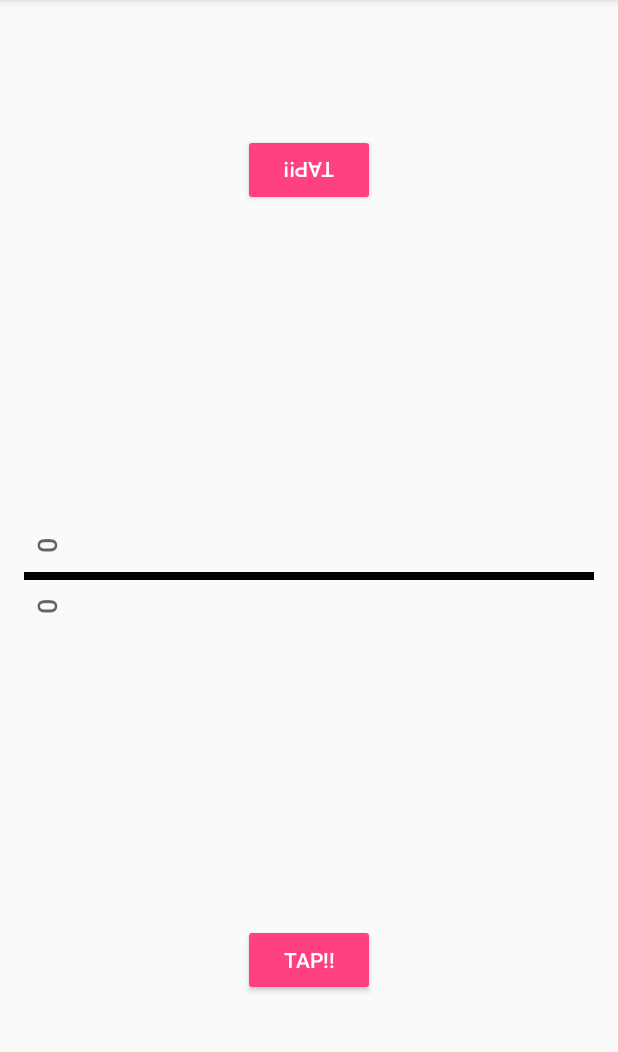
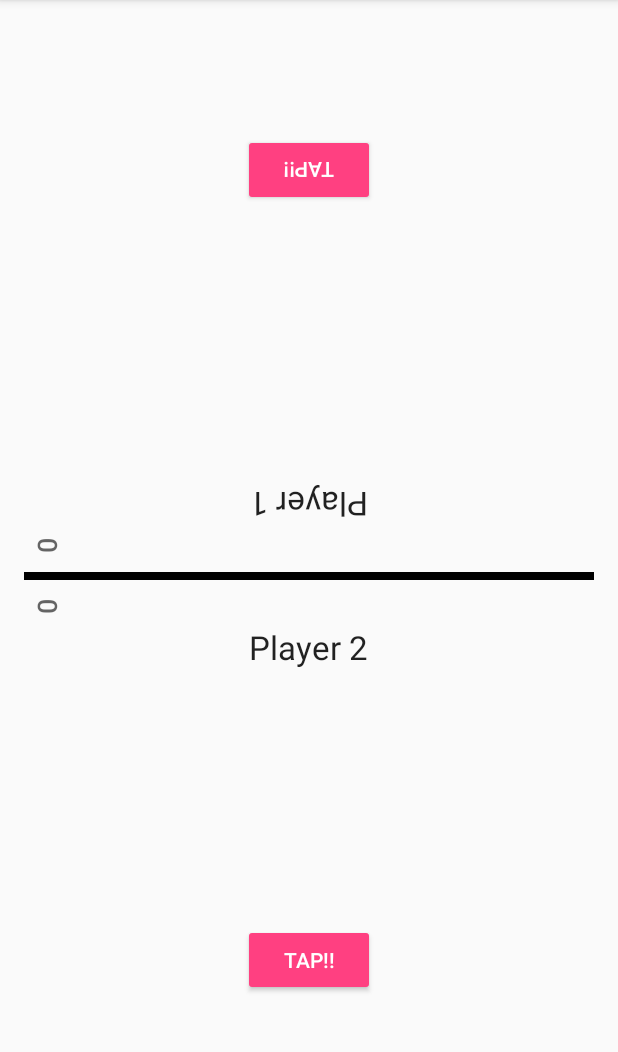
Before and after one commit to git-mad/Tap-Game, an Android app: the screen it shows after launch (MainActivity), on a phone screen of 412 x 824 dp, the part 84-1136 px from its top. Run offline under Robolectric (Android 15) with nearby library versions, the phone set to English and light mode, and no system bars.

Commit message:
Updated Gradle settings and added labels for player 1 and 2

```diff
--- a/app/build.gradle
+++ b/app/build.gradle
@@ -2,10 +2,9 @@ apply plugin: 'com.android.application'
 
 android {
     compileSdkVersion 25
-    buildToolsVersion "25.0.2"
     defaultConfig {
         applicationId "comic.shannortrotty.tapgame"
-        minSdkVersion 19
+        minSdkVersion 23
         targetSdkVersion 25
         versionCode 1
         versionName "1.0"
--- a/app/src/main/java/comic/shannortrotty/tapgame/MainActivity.java
+++ b/app/src/main/java/comic/shannortrotty/tapgame/MainActivity.java
@@ -4,7 +4,6 @@ import android.support.v7.app.AppCompatActivity;
 import android.os.Bundle;
 import android.view.View;
 import android.widget.Button;
-import android.widget.EditText;
 import android.widget.TextView;
 import android.widget.Toast;
 
@@ -21,8 +20,8 @@ public class MainActivity extends AppCompatActivity {
         super.onCreate(savedInstanceState);
         setContentView(R.layout.activity_main);
 
-        playerOneScore = ((TextView) findViewById(R.id.textView_main_activity_player1));
-        playerTwoScore = ((TextView) findViewById(R.id.textView_main_activity_player2));
+        playerOneScore = ((TextView) findViewById(R.id.textView_main_activity_player1_score));
+        playerTwoScore = ((TextView) findViewById(R.id.textView_main_activity_player2_score));
         playerOneButton = ((Button) findViewById(R.id.btn_main_activity_player1));
         playerTwoButton = ((Button) findViewById(R.id.btn_main_activity_player2));
 
--- a/app/src/main/res/layout/activity_main.xml
+++ b/app/src/main/res/layout/activity_main.xml
@@ -47,7 +47,7 @@
         android:rotation="-90"
         android:layout_marginBottom="5dp"
         style="@android:style/TextAppearance.DeviceDefault.Medium"
-        android:id="@+id/textView_main_activity_player1"
+        android:id="@+id/textView_main_activity_player1_score"
         android:layout_above="@+id/view_bar"
         android:layout_marginLeft="10dp"
         android:layout_alignParentStart="true" />
@@ -58,10 +58,31 @@
         android:layout_width="wrap_content"
         android:layout_height="wrap_content"
         android:rotation="-90"
-        android:id="@+id/textView_main_activity_player2"
+        android:id="@+id/textView_main_activity_player2_score"
         android:layout_marginTop="5dp"
         android:layout_marginLeft="10dp"
         android:layout_below="@+id/view_bar"
         android:layout_alignParentStart="true"
         />
+
+    <TextView
+        android:id="@+id/text_view_main_activity_player1_header"
+        android:rotation="180"
+        android:layout_width="wrap_content"
+        android:layout_height="wrap_content"
+        android:layout_above="@+id/textView_main_activity_player1_score"
+        android:layout_centerHorizontal="true"
+        android:text="Player 1"
+        android:textAppearance="@style/TextAppearance.AppCompat.Large"
+        tools:text="Player 1" />
+
+    <TextView
+        android:id="@+id/text_view_main_activity_player2_header"
+        android:layout_width="wrap_content"
+        android:layout_height="wrap_content"
+        android:layout_below="@+id/textView_main_activity_player2_score"
+        android:layout_centerHorizontal="true"
+        android:text="Player 2"
+        android:textAppearance="@style/TextAppearance.AppCompat.Large"
+        tools:text="Player 2" />
 </RelativeLayout>
--- a/build.gradle
+++ b/build.gradle
@@ -3,9 +3,13 @@
 buildscript {
     repositories {
         jcenter()
+        maven {
+            url 'https://maven.google.com/'
+            name 'Google'
+        }
     }
     dependencies {
-        classpath 'com.android.tools.build:gradle:2.2.3'
+        classpath 'com.android.tools.build:gradle:3.0.1'
 
         // NOTE: Do not place your application dependencies here; they belong
         // in the individual module build.gradle files
@@ -15,6 +19,10 @@ buildscript {
 allprojects {
     repositories {
         jcenter()
+        maven {
+            url 'https://maven.google.com/'
+            name 'Google'
+        }
     }
 }
 
```
Also changed, not shown: gradle/wrapper/gradle-wrapper.properties.
